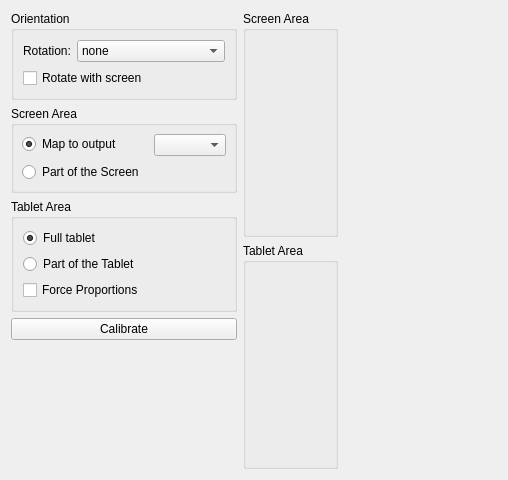
This is src/kcmodule/padmapping.ui in KDE/wacomtablet as Qt 5 draws it before an edit. The edited form follows.
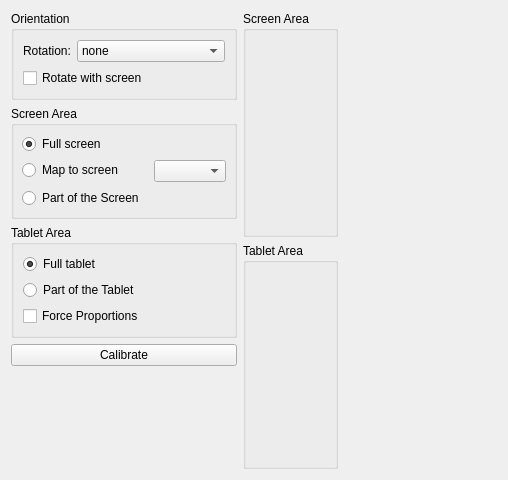
This is the edited form. Custom widgets are drawn as their Qt base class.

Patch:
```diff
--- a/src/kcmodule/padmapping.ui
+++ b/src/kcmodule/padmapping.ui
@@ -93,30 +93,43 @@
         <property name="margin">
          <number>8</number>
         </property>
-        <item row="0" column="0">
+        <item row="1" column="0">
          <widget class="QRadioButton" name="mapToScreen">
           <property name="text">
-           <string>Map to output</string>
+           <string>Map to screen</string>
           </property>
           <property name="checked">
-           <bool>true</bool>
+           <bool>false</bool>
           </property>
          </widget>
         </item>
-        <item row="0" column="1">
+        <item row="1" column="1">
          <widget class="KComboBox" name="screenComboBox">
           <property name="toolTip">
            <string>Select the XRandR display which will be used to map the tablet area on it.</string>
           </property>
          </widget>
         </item>
-        <item row="1" column="0">
+        <item row="2" column="0">
          <widget class="QRadioButton" name="partOfScreen">
           <property name="text">
            <string>Part of the Screen</string>
           </property>
          </widget>
         </item>
+        <item row="0" column="0">
+         <widget class="QRadioButton" name="fullScreen">
+          <property name="toolTip">
+           <string>Map to the full screen area</string>
+          </property>
+          <property name="text">
+           <string>Full screen</string>
+          </property>
+          <property name="checked">
+           <bool>true</bool>
+          </property>
+         </widget>
+        </item>
        </layout>
       </widget>
      </item>
```
Left out of the diff: 77 changed lines with no effect on the pictures.
